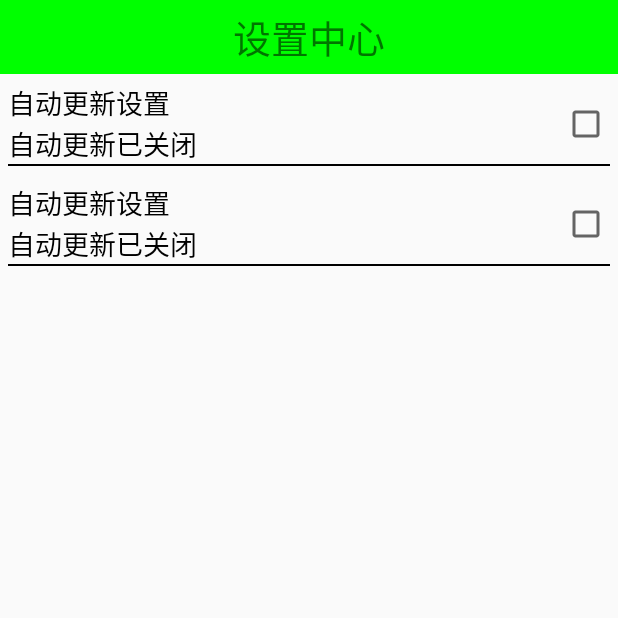
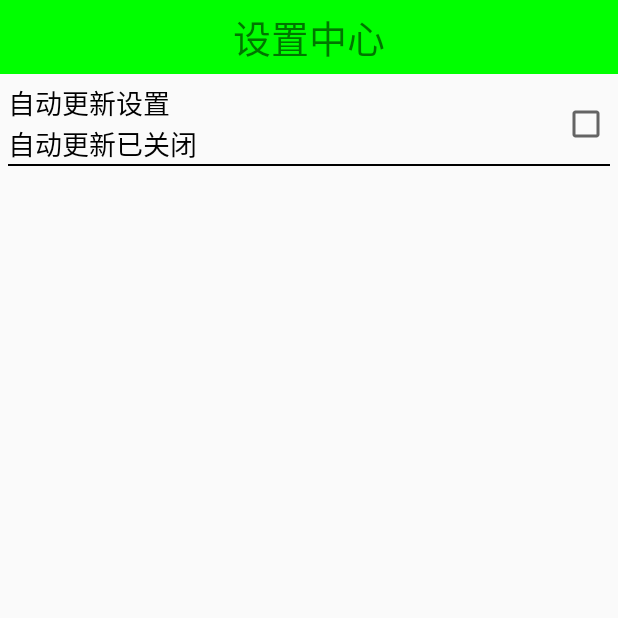
Before and after one commit to anwangwang/MobileSecurityGuards, an Android app: the SettingActivity screen opened directly, with no data from a screen before it, on a phone screen of 412 x 824 dp, the top half of it. Run offline under Robolectric (Android 15) with nearby library versions, the phone set to English and light mode, and no system bars.

```diff
--- a/app/src/main/res/layout/activity_setting.xml
+++ b/app/src/main/res/layout/activity_setting.xml
@@ -53,9 +53,5 @@
         android:layout_width="match_parent"
         android:layout_height="wrap_content" />
 
-    <com.awwhome.mobilesecurityguards.widget.SettingItemView
-        android:layout_width="match_parent"
-        android:layout_height="wrap_content" />
-
 
 </LinearLayout>
```
Also changed, not shown: app/src/main/res/values/attrs.xml (added, +8 -0 lines).
